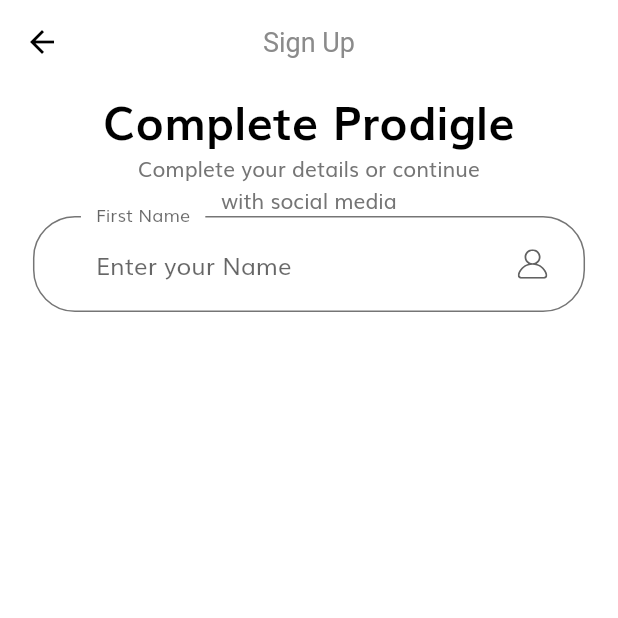
After one commit to clebemachado/e-comerce-estudo, a Flutter app: the CompleteProfile screen opened by its route, on a phone screen of 412 x 824 dp, the top half of it. The commit adds this screen. Run offline on Flutter 3.47's test engine with Material 2 defaults, Android fonts, the phone set to English and light mode, and no system bars; our stand-ins replace flutter_svg.

Commit message:
Adicionado textfield complete profile

```diff
--- a/lib/constants.dart
+++ b/lib/constants.dart
@@ -27,3 +27,6 @@ const String kInvalidEmailError = "Please Enter Valid Email";
 const String kPassNullError = "Please Enter your Password";
 const String kShortPassError = "Password is too short";
 const String kMatchPassError = "Passwords don't match";
+const String kNameNullError = "Please Enter your name";
+const String kPhonePassError = "Please Enter your phone number";
+const String kAddressPassError = "Please Enter your address";
--- a/lib/routs.dart
+++ b/lib/routs.dart
@@ -1,4 +1,5 @@
 import "package:flutter/widgets.dart";
+import 'package:onboarding_screen/screens/complete_profile/complete_profile_screen.dart';
 import 'package:onboarding_screen/screens/forgot_password/forgot_password.dart';
 import 'package:onboarding_screen/screens/login_success/login_success_screen.dart';
 import 'package:onboarding_screen/screens/sign_in/sign_in_screen.dart';
@@ -13,4 +14,5 @@ final Map<String, WidgetBuilder> routes = {
   ForgotPasswordScreen.routeName: (context) => const ForgotPasswordScreen(),
   LoginSucessScreen.routeName: (context) => const LoginSucessScreen(),
   SignUpScreen.routeName: (context) => const SignUpScreen(),
+  CompleteProfile.routeName: (context) => const CompleteProfile(),
 };
--- /dev/null
+++ b/lib/screens/complete_profile/complete_profile_screen.dart
@@ -0,0 +1,17 @@
+import 'package:flutter/material.dart';
+import 'package:onboarding_screen/screens/complete_profile/components/body.dart';
+
+class CompleteProfile extends StatelessWidget {
+  static String routeName = "/completeProfile";
+  const CompleteProfile({Key? key}) : super(key: key);
+
+  @override
+  Widget build(BuildContext context) {
+    return Scaffold(
+      appBar: AppBar(
+        title: Text("Sign Up"),
+      ),
+      body: Body(),
+    );
+  }
+}
--- /dev/null
+++ b/lib/screens/complete_profile/components/body.dart
@@ -0,0 +1,106 @@
+import 'package:flutter/material.dart';
+import 'package:onboarding_screen/components/custom_surfix_icon.dart';
+import 'package:onboarding_screen/constants.dart';
+import 'package:onboarding_screen/size_config.dart';
+
+class Body extends StatelessWidget {
+  const Body({Key? key}) : super(key: key);
+
+  @override
+  Widget build(BuildContext context) {
+    return SizedBox(
+      width: double.infinity,
+      child: SingleChildScrollView(
+        child: Column(
+          children: [
+            Text(
+              "Complete Prodigle",
+              style: headingStyle,
+            ),
+            const Text(
+              "Complete your details or continue \nwith social media",
+              textAlign: TextAlign.center,
+            ),
+            CompleteProfileForm(),
+          ],
+        ),
+      ),
+    );
+  }
+}
+
+class CompleteProfileForm extends StatefulWidget {
+  const CompleteProfileForm({Key? key}) : super(key: key);
+
+  @override
+  _CompleteProfileFormState createState() => _CompleteProfileFormState();
+}
+
+class _CompleteProfileFormState extends State<CompleteProfileForm> {
+  final _formKey = GlobalKey<FormState>();
+  final List<String> erros = [];
+  late String firstName;
+  late String lastName;
+  late String phoneNumber;
+  late String address;
+
+  void addError({required String error}) {
+    if (!erros.contains(error)) {
+      setState(() {
+        erros.add(error);
+      });
+    }
+  }
+
+  void removeError({required String error}) {
+    if (erros.contains(error)) {
+      setState(() {
+        erros.remove(error);
+      });
+    }
+  }
+
+  @override
+  Widget build(BuildContext context) {
+    return Form(
+      key: _formKey,
+      child: Padding(
+        padding:
+            EdgeInsets.symmetric(horizontal: getProportionateScreenWidth(20)),
+        child: Column(
+          children: [
+            TextFormField(
+              keyboardType: TextInputType.emailAddress,
+              onSaved: (newValue) => firstName = newValue!,
+              decoration: const InputDecoration(
+                labelText: "First Name",
+                hintText: "Enter your Name",
+                floatingLabelBehavior: FloatingLabelBehavior.always,
+                suffixIcon: CustomSufixIcon(svgIcon: "assets/icons/User.svg"),
+              ),
+              onChanged: (value) {
+                if (value.isNotEmpty && erros.contains(kEmailNullError)) {
+                  removeError(error: kEmailNullError);
+                } else if (emailValidatorRegExp.hasMatch(value) &&
+                    erros.contains(kInvalidEmailError)) {
+                  removeError(error: kInvalidEmailError);
+                }
+              },
+              validator: (value) {
+                if (value!.isEmpty && !erros.contains(kEmailNullError)) {
+                  addError(error: kEmailNullError);
+                  return "";
+                } else if (!emailValidatorRegExp.hasMatch(value) &&
+                    !erros.contains(kInvalidEmailError)) {
+                  addError(error: kInvalidEmailError);
+                  return "";
+                }
+                return null;
+              },
+            ),
+          ],
+        ),
+      ),
+    );
+  }
+}
--- a/lib/screens/sign_up/components/body.dart
+++ b/lib/screens/sign_up/components/body.dart
@@ -3,7 +3,7 @@ import 'package:onboarding_screen/components/social_card.dart';
 import 'package:onboarding_screen/size_config.dart';
 
 import '../../../constants.dart';
-import '../sign_up_form.dart';
+import 'sign_up_form.dart';
 
 class Body extends StatelessWidget {
   const Body({Key? key}) : super(key: key);
--- a/lib/theme.dart
+++ b/lib/theme.dart
@@ -19,6 +19,7 @@ InputDecorationTheme inputDecorationTheme() {
     borderSide: const BorderSide(color: kTextColor),
     gapPadding: 10,
   );
+
   return InputDecorationTheme(
     contentPadding: const EdgeInsets.symmetric(horizontal: 42, vertical: 20),
     //floatingLabelBehavior: FloatingLabelBehavior.always,
```
Also changed, not shown: lib/screens/sign_up/components/sign_up_form.dart (renamed from lib/screens/sign_up/sign_up_form.dart, +18 -16 lines).
